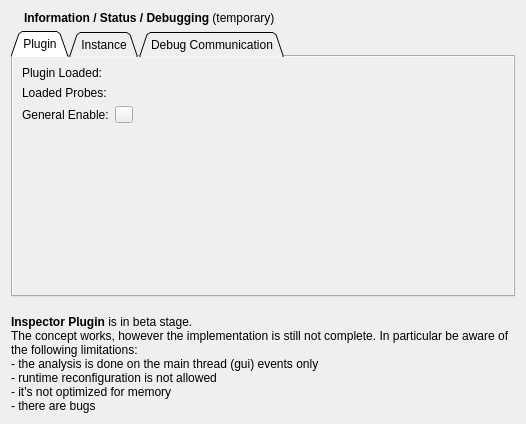
Above: src/plugins/inspector/instanceview.ui from enricoros/k-qt-creator-inspector before the change. Below: the same form after it.
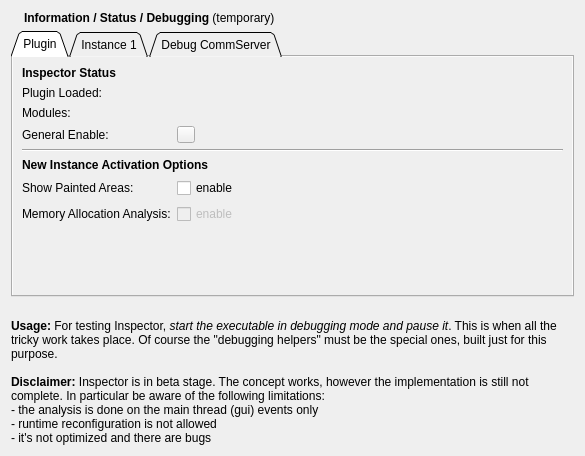
That is the form after the change. Icons and pictures are not drawn.

Commit message: Inspector: InstanceView made more useful.

The edit to the form file:
```diff
--- a/src/plugins/inspector/instanceview.ui
+++ b/src/plugins/inspector/instanceview.ui
@@ -7,8 +7,8 @@
    <rect>
     <x>0</x>
     <y>0</y>
-    <width>526</width>
-    <height>424</height>
+    <width>585</width>
+    <height>398</height>
    </rect>
   </property>
   <property name="windowTitle">
@@ -42,7 +42,7 @@
    <item>
     <widget class="QTabWidget" name="Tabwidget1">
      <property name="sizePolicy">
-      <sizepolicy hsizetype="Expanding" vsizetype="Minimum">
+      <sizepolicy hsizetype="Expanding" vsizetype="Preferred">
        <horstretch>0</horstretch>
        <verstretch>0</verstretch>
       </sizepolicy>
@@ -64,20 +64,31 @@
       <attribute name="title">
        <string>Plugin</string>
       </attribute>
-      <layout class="QVBoxLayout" name="verticalLayout_6">
-       <item>
         <layout class="QFormLayout" name="formLayout_2">
          <property name="fieldGrowthPolicy">
           <enum>QFormLayout::ExpandingFieldsGrow</enum>
          </property>
-         <item row="0" column="0">
+       <item row="0" column="0" colspan="2">
+        <widget class="QLabel" name="label_16">
+         <property name="font">
+          <font>
+           <weight>75</weight>
+           <bold>true</bold>
+          </font>
+         </property>
+         <property name="text">
+          <string>Inspector Status</string>
+         </property>
+        </widget>
+       </item>
+       <item row="1" column="0">
           <widget class="QLabel" name="label_6">
            <property name="text">
             <string>Plugin Loaded:</string>
            </property>
           </widget>
          </item>
-         <item row="0" column="1">
+       <item row="1" column="1">
           <widget class="QLabel" name="label_8">
            <property name="text">
             <string/>
@@ -88,13 +99,33 @@
           </widget>
          </item>
          <item row="2" column="0">
+        <widget class="QLabel" name="label_9">
+         <property name="text">
+          <string>Modules:</string>
+         </property>
+        </widget>
+       </item>
+       <item row="2" column="1">
+        <widget class="QLabel" name="modLabel">
+         <property name="font">
+          <font>
+           <weight>75</weight>
+           <bold>true</bold>
+          </font>
+         </property>
+         <property name="text">
+          <string/>
+         </property>
+        </widget>
+       </item>
+       <item row="3" column="0">
           <widget class="QLabel" name="label">
            <property name="text">
             <string>General Enable:</string>
            </property>
           </widget>
          </item>
-         <item row="2" column="1">
+       <item row="3" column="1">
           <widget class="QToolButton" name="enaButton">
            <property name="iconSize">
             <size>
@@ -110,15 +141,8 @@
            </property>
           </widget>
          </item>
-         <item row="1" column="0">
-          <widget class="QLabel" name="label_9">
-           <property name="text">
-            <string>Loaded Probes:</string>
-           </property>
-          </widget>
-         </item>
-         <item row="1" column="1">
-          <widget class="QLabel" name="modLabel">
+       <item row="5" column="0" colspan="2">
+        <widget class="QLabel" name="label_13">
            <property name="font">
             <font>
              <weight>75</weight>
@@ -126,11 +150,47 @@
             </font>
            </property>
            <property name="text">
-            <string/>
+          <string>New Instance Activation Options</string>
            </property>
           </widget>
          </item>
-        </layout>
+       <item row="6" column="0">
+        <widget class="QLabel" name="label_14">
+         <property name="text">
+          <string>Show Painted Areas:</string>
+         </property>
+        </widget>
+       </item>
+       <item row="6" column="1">
+        <widget class="QCheckBox" name="paintBox">
+         <property name="text">
+          <string>enable</string>
+         </property>
+        </widget>
+       </item>
+       <item row="7" column="0">
+        <widget class="QLabel" name="label_15">
+         <property name="text">
+          <string>Memory Allocation Analysis:</string>
+         </property>
+        </widget>
+       </item>
+       <item row="7" column="1">
+        <widget class="QCheckBox" name="mallocBox">
+         <property name="enabled">
+          <bool>false</bool>
+         </property>
+         <property name="text">
+          <string>enable</string>
+         </property>
+        </widget>
+       </item>
+       <item row="4" column="0" colspan="2">
+        <widget class="Line" name="line">
+         <property name="orientation">
+          <enum>Qt::Horizontal</enum>
+         </property>
+        </widget>
        </item>
       </layout>
      </widget>
@@ -143,7 +203,7 @@
         <normaloff>:/debugger/images/debugger_start.png</normaloff>:/debugger/images/debugger_start.png</iconset>
       </attribute>
       <attribute name="title">
-       <string>Instance</string>
+       <string>Instance 1</string>
       </attribute>
       <layout class="QFormLayout" name="formLayout">
        <property name="fieldGrowthPolicy">
@@ -206,7 +266,7 @@
        <bool>true</bool>
       </property>
       <attribute name="title">
-       <string>Debug Communication</string>
+       <string>Debug CommServer</string>
       </attribute>
       <layout class="QVBoxLayout" name="verticalLayout">
        <item>
@@ -365,30 +425,21 @@
     </widget>
    </item>
    <item>
-    <spacer name="verticalSpacer">
-     <property name="orientation">
-      <enum>Qt::Vertical</enum>
+    <widget class="QLabel" name="label_12">
+     <property name="sizePolicy">
+      <sizepolicy hsizetype="Preferred" vsizetype="MinimumExpanding">
+       <horstretch>0</horstretch>
+       <verstretch>0</verstretch>
+      </sizepolicy>
      </property>
-     <property name="sizeType">
-      <enum>QSizePolicy::Expanding</enum>
-     </property>
-     <property name="sizeHint" stdset="0">
-      <size>
-       <width>0</width>
-       <height>0</height>
-      </size>
-     </property>
-    </spacer>
-   </item>
-   <item>
-    <widget class="QLabel" name="infoLabel">
      <property name="text">
-      <string>&lt;b&gt;Inspector Plugin&lt;/b&gt; is in beta stage.&lt;br&gt;
-The concept works, however the implementation is still not complete. In particular be aware of the following limitations:&lt;br&gt;
-- the analysis is done on the main thread (gui) events only&lt;br&gt;
-- runtime reconfiguration is not allowed&lt;br&gt;
-- it's not optimized for memory&lt;br&gt;
-- there are bugs</string>
+      <string>&lt;b&gt;Usage:&lt;/b&gt; For testing Inspector, &lt;em&gt;start the executable in debugging mode and pause it&lt;/em&gt;. This is when all the tricky work takes place. Of course the &quot;debugging helpers&quot; must be the special ones, built just for this purpose.&lt;br/&gt;&lt;br/&gt;&lt;b&gt;Disclaimer:&lt;/b&gt; Inspector is in beta stage. The concept works, however the implementation is still not complete. In particular be aware of the following limitations:&lt;br/&gt; - the analysis is done on the main thread (gui) events only&lt;br/&gt; - runtime reconfiguration is not allowed&lt;br/&gt; - it's not optimized and there are bugs</string>
+     </property>
+     <property name="textFormat">
+      <enum>Qt::RichText</enum>
+     </property>
+     <property name="alignment">
+      <set>Qt::AlignBottom|Qt::AlignLeading|Qt::AlignLeft</set>
      </property>
      <property name="wordWrap">
       <bool>true</bool>
```
Left out of the diff: 34 changed lines with no effect on the pictures. Lines whose indentation alone changed are shown as unchanged. The commit also changes 11 other files.
